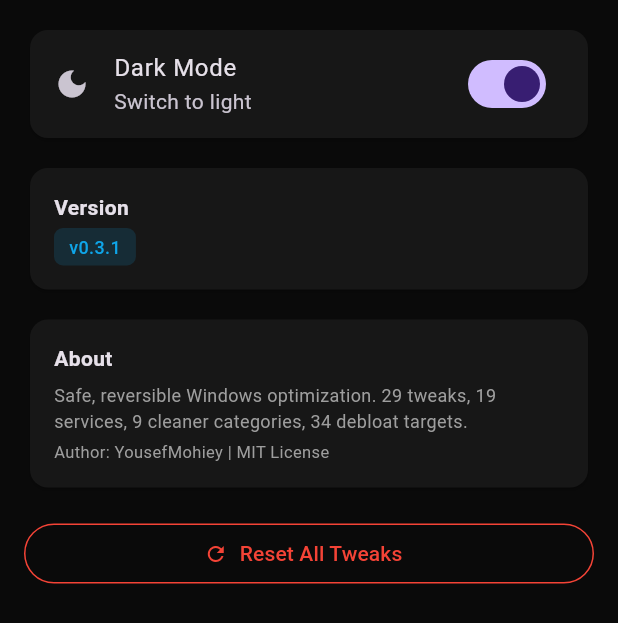
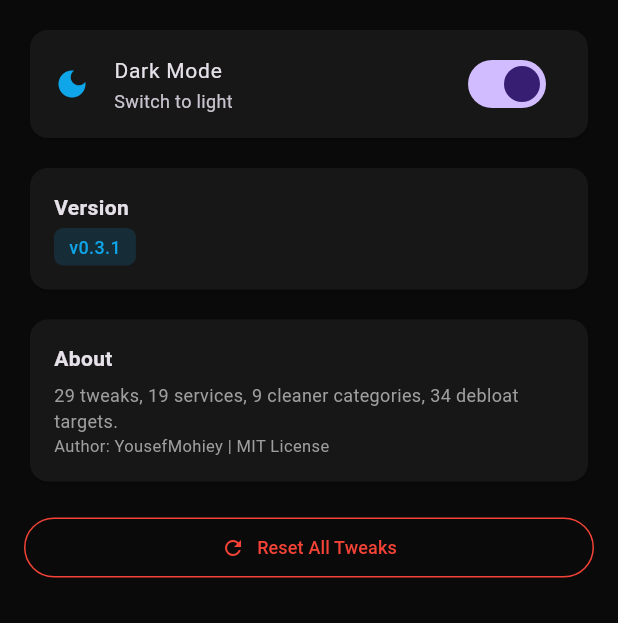
Before and after one commit to YousefMohiey/ZingerBoost, a Flutter app: the SettPage widget shown alone on an empty page, opened directly, on a phone screen of 412 x 824 dp. Shown: the top 623 px of the screen. Run offline on Flutter 3.47's test engine with Material 3 defaults, Android fonts, the phone set to English and light mode, and no system bars.

Commit message:
add Dashboard + Settings pages (full implementations)

```diff
--- a/zingerboost_flutter/lib/main.dart
+++ b/zingerboost_flutter/lib/main.dart
@@ -1,4 +1,5 @@
 import 'package:flutter/material.dart';
+import 'dash_page.dart';
 
 void main() {
   WidgetsFlutterBinding.ensureInitialized();
@@ -45,7 +46,7 @@ class Shell extends StatefulWidget {
 class _ShellState extends State<Shell> {
   int _idx = 0;
   final _pages = const [
-    Center(child: Text('Dashboard')),
+    DashPage(),
     Center(child: Text('Tweaks')),
     Center(child: Text('Services')),
     Center(child: Text('Cleaner')),
@@ -93,17 +94,16 @@ class SettPage extends StatelessWidget {
     final isDark = Theme.of(c).brightness == Brightness.dark;
     return ListView(padding: const EdgeInsets.all(16), children: [
       Card(color: const Color(0xFF171717), child: SwitchListTile(
-        title: const Text('Dark Mode'),
-        subtitle: Text(isDark ? 'Switch to light' : 'Switch to dark'),
+        title: const Text('Dark Mode', style: TextStyle(fontSize: 14)),
+        subtitle: Text(isDark ? 'Switch to light' : 'Switch to dark', style: const TextStyle(fontSize: 12)),
         value: isDark,
         onChanged: (_) => ZingerBoostApp.of(c)?.toggleTheme(),
-        secondary: Icon(isDark ? Icons.dark_mode : Icons.light_mode),
+        secondary: Icon(isDark ? Icons.dark_mode : Icons.light_mode, color: isDark ? const Color(0xFF0EA5E9) : Colors.amber),
       )),
       const SizedBox(height: 12),
       Card(color: const Color(0xFF171717), child: Padding(
-        padding: const EdgeInsets.all(16),
-        child: Column(crossAxisAlignment: CrossAxisAlignment.start, children: [
-          const Text('Version', style: TextStyle(fontWeight: FontWeight.w600)),
+        padding: const EdgeInsets.all(16), child: Column(crossAxisAlignment: CrossAxisAlignment.start, children: [
+          const Text('Version', style: TextStyle(fontWeight: FontWeight.w600, fontSize: 14)),
           const SizedBox(height: 4),
           Container(padding: const EdgeInsets.symmetric(horizontal: 10, vertical: 4),
             decoration: BoxDecoration(color: const Color(0xFF0EA5E9).withOpacity(0.15), borderRadius: BorderRadius.circular(6)),
@@ -112,12 +112,10 @@ class SettPage extends StatelessWidget {
       )),
       const SizedBox(height: 12),
       Card(color: const Color(0xFF171717), child: Padding(
-        padding: const EdgeInsets.all(16),
-        child: Column(crossAxisAlignment: CrossAxisAlignment.start, children: [
-          const Text('About', style: TextStyle(fontWeight: FontWeight.w600)),
+        padding: const EdgeInsets.all(16), child: Column(crossAxisAlignment: CrossAxisAlignment.start, children: [
+          const Text('About', style: TextStyle(fontWeight: FontWeight.w600, fontSize: 14)),
           const SizedBox(height: 6),
-          const Text('Safe, reversible Windows optimization. 29 tweaks, 19 services, 9 cleaner categories, 34 debloat targets.', style: TextStyle(fontSize: 12, color: Colors.grey)),
-          const SizedBox(height: 4),
+          const Text('29 tweaks, 19 services, 9 cleaner categories, 34 debloat targets.', style: TextStyle(fontSize: 12, color: Colors.grey)),
           const Text('Author: YousefMohiey | MIT License', style: TextStyle(fontSize: 11, color: Colors.grey)),
         ]),
       )),
@@ -125,7 +123,7 @@ class SettPage extends StatelessWidget {
       OutlinedButton.icon(
         onPressed: () => showDialog(context: c, builder: (ctx) => AlertDialog(
           title: const Text('Reset All Tweaks?'),
-          content: const Text('This reverts every tweak to its original state.'),
+          content: const Text('This reverts every tweak.'),
           actions: [
             TextButton(child: const Text('Cancel'), onPressed: () => Navigator.pop(ctx)),
             TextButton(child: const Text('Reset', style: TextStyle(color: Colors.red)),
@@ -133,8 +131,8 @@ class SettPage extends StatelessWidget {
           ],
         )),
         icon: const Icon(Icons.refresh, size: 16),
-        label: const Text('Reset All Tweaks'),
-        style: OutlinedButton.styleFrom(foregroundColor: Colors.red, side: const BorderSide(color: Colors.red)),
+        label: const Text('Reset All Tweaks', style: TextStyle(fontSize: 12)),
+        style: OutlinedButton.styleFrom(foregroundColor: Colors.red, side: const BorderSide(color: Colors.red), padding: const EdgeInsets.symmetric(horizontal: 16, vertical: 10)),
       ),
     ]);
   }
```
Also changed, not shown: zingerboost_flutter/lib/dash_page.dart (added, +55 -0 lines).
